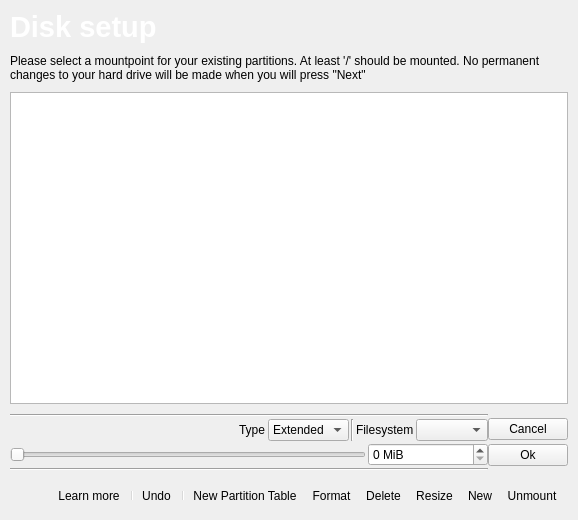
This is ui/pages/partition.ui in Inkane/Tribe as Qt 5 draws it before an edit. The edited form follows.
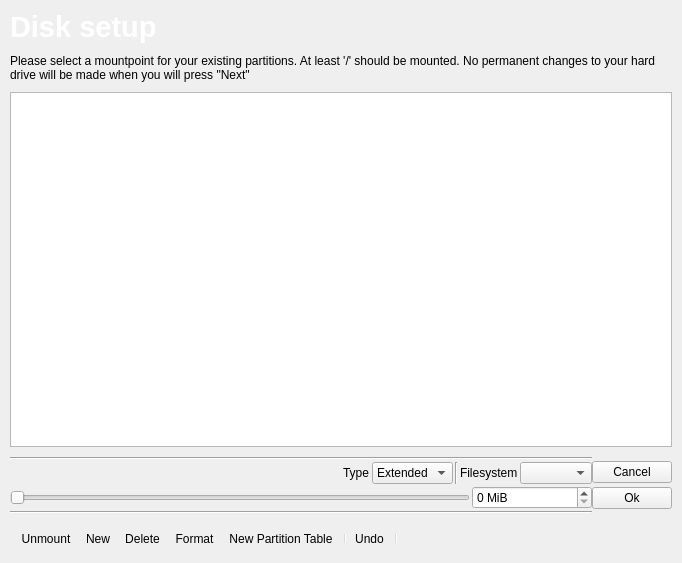
This is the edited form. Custom widgets are drawn as their Qt base class.

```diff
--- a/ui/pages/partition.ui
+++ b/ui/pages/partition.ui
@@ -6,8 +6,8 @@
    <rect>
     <x>0</x>
     <y>0</y>
-    <width>578</width>
-    <height>520</height>
+    <width>682</width>
+    <height>563</height>
    </rect>
   </property>
   <property name="windowTitle">
@@ -211,21 +211,19 @@
       <string>toolBar</string>
      </property>
      <property name="layoutDirection">
-      <enum>Qt::RightToLeft</enum>
+      <enum>Qt::LeftToRight</enum>
      </property>
      <property name="toolButtonStyle">
       <enum>Qt::ToolButtonTextBesideIcon</enum>
      </property>
      <addaction name="actionUnmount"/>
      <addaction name="actionNew"/>
-     <addaction name="actionResize"/>
      <addaction name="actionDelete"/>
      <addaction name="actionFormat"/>
      <addaction name="actionNewPartitionTable"/>
      <addaction name="separator"/>
      <addaction name="actionUndo"/>
      <addaction name="separator"/>
-     <addaction name="actionLearn_more"/>
     </widget>
    </item>
   </layout>
```
Left out of the diff: 2 changed lines with no effect on the pictures.
